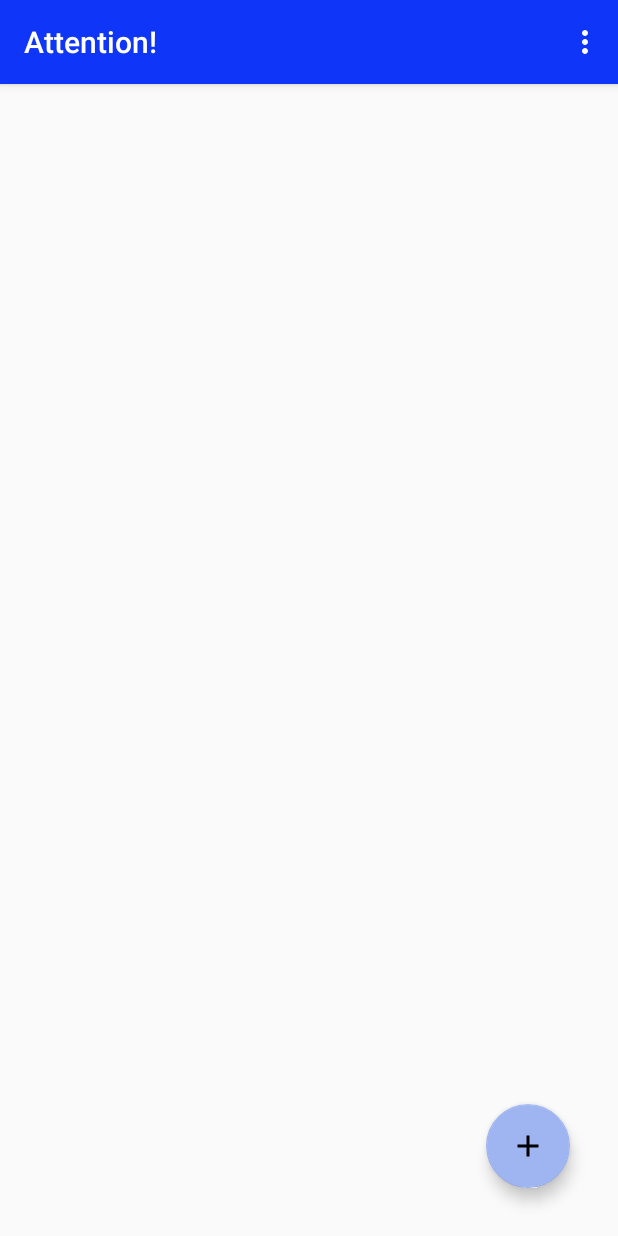
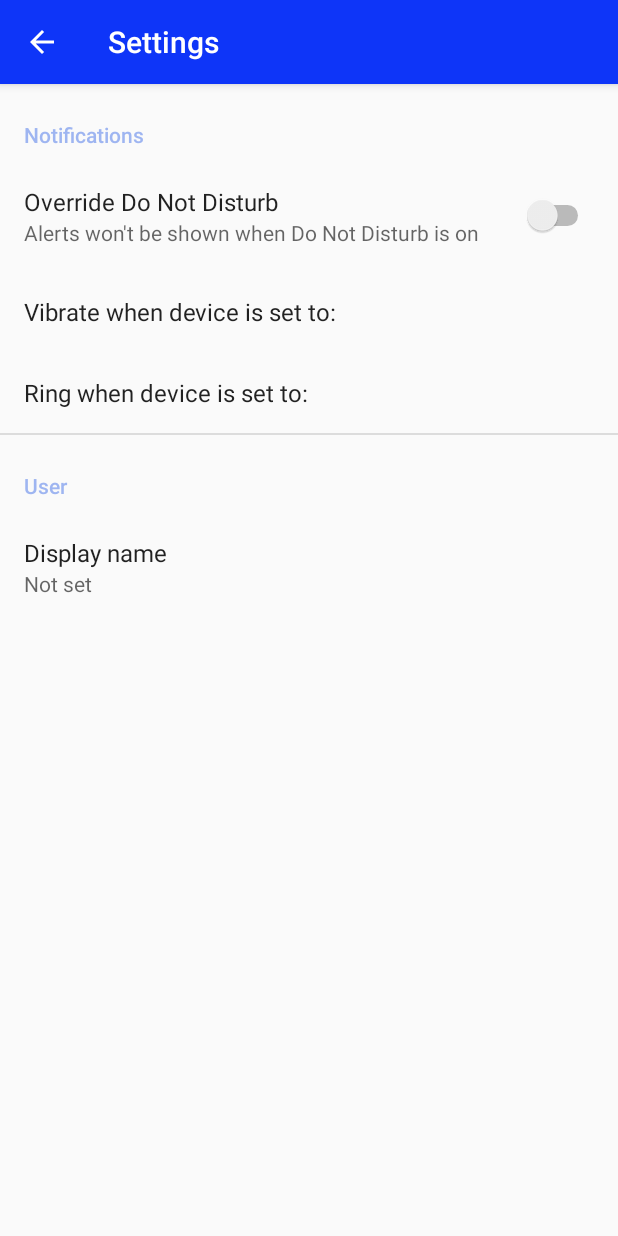
Before and after one commit to deweiner/attention, an Android app: the screen it shows after launch (MainActivity before the commit, SettingsActivity after it), in the options menu, after a tap on "Settings", on a phone screen of 412 x 824 dp. Run offline under Robolectric (Android 15) with nearby library versions, the phone set to English and light mode, and no system bars; our stand-ins replace androidx.preference.

Commit message:
Added a settings menu

```diff
--- a/app/build.gradle
+++ b/app/build.gradle
@@ -9,8 +9,8 @@ android {
         applicationId "com.aracroproducts.attention"
         minSdkVersion 29
         targetSdkVersion 30
-        versionCode 3
-        versionName "1.2 beta 1"
+        versionCode 4
+        versionName "1.3 beta 1"
 
         testInstrumentationRunner "androidx.test.runner.AndroidJUnitRunner"
     }
@@ -40,6 +40,7 @@ dependencies {
     implementation 'androidx.constraintlayout:constraintlayout:1.1.3'
     implementation 'androidx.navigation:navigation-fragment:2.3.0'
     implementation 'androidx.navigation:navigation-ui:2.3.0'
+    implementation 'androidx.preference:preference:1.1.1'
     testImplementation 'junit:junit:4.13'
     androidTestImplementation 'androidx.test.ext:junit:1.1.1'
     androidTestImplementation 'androidx.test.espresso:espresso-core:3.2.0'
--- a/app/src/main/java/com/aracroproducts/attention/AlertHandler.java
+++ b/app/src/main/java/com/aracroproducts/attention/AlertHandler.java
@@ -14,6 +14,7 @@ import android.util.Log;
 import androidx.annotation.NonNull;
 import androidx.core.app.NotificationCompat;
 import androidx.core.app.NotificationManagerCompat;
+import androidx.preference.PreferenceManager;
 
 import com.google.firebase.messaging.FirebaseMessagingService;
 import com.google.firebase.messaging.RemoteMessage;
@@ -68,8 +69,9 @@ public class AlertHandler extends FirebaseMessagingService {
         assert message != null;
         message = message.equals("null") ? getString(R.string.default_message, senderName) : getString(R.string.message_prefix, senderName, message);
 
+        SharedPreferences preferences = PreferenceManager.getDefaultSharedPreferences(this);
         NotificationManager manager = (NotificationManager) getSystemService(Context.NOTIFICATION_SERVICE);
-        if (!manager.areNotificationsEnabled() || (manager.getCurrentInterruptionFilter() != NotificationManager.INTERRUPTION_FILTER_ALL && manager.getCurrentInterruptionFilter() != NotificationManager.INTERRUPTION_FILTER_UNKNOWN)) {
+        if (!manager.areNotificationsEnabled() || (!preferences.getBoolean(getString(R.string.override_dnd_key), false) && (manager.getCurrentInterruptionFilter() != NotificationManager.INTERRUPTION_FILTER_ALL && manager.getCurrentInterruptionFilter() != NotificationManager.INTERRUPTION_FILTER_UNKNOWN))) {
             Log.d(TAG, "App is disabled from showing notifications or interruption filter is set to block notifications");
             showNotification(message, senderName, true);
             return;
--- /dev/null
+++ b/app/src/main/java/com/aracroproducts/attention/SettingsActivity.java
@@ -0,0 +1,36 @@
+package com.aracroproducts.attention;
+
+import android.content.SharedPreferences;
+import android.os.Bundle;
+
+import androidx.appcompat.app.ActionBar;
+import androidx.appcompat.app.AppCompatActivity;
+import androidx.preference.Preference;
+import androidx.preference.PreferenceFragmentCompat;
+import androidx.preference.PreferenceManager;
+
+public class SettingsActivity extends AppCompatActivity {
+
+
+
+    @Override
+    protected void onCreate(Bundle savedInstanceState) {
+        super.onCreate(savedInstanceState);
+        setContentView(R.layout.settings_activity);
+        getSupportFragmentManager()
+                .beginTransaction()
+                .replace(R.id.settings, new SettingsFragment())
+                .commit();
+        ActionBar actionBar = getSupportActionBar();
+        if (actionBar != null) {
+            actionBar.setDisplayHomeAsUpEnabled(true);
+        }
+    }
+
+    public static class SettingsFragment extends PreferenceFragmentCompat {
+        @Override
+        public void onCreatePreferences(Bundle savedInstanceState, String rootKey) {
+            setPreferencesFromResource(R.xml.root_preferences, rootKey);
+        }
+    }
+}
--- a/app/src/main/res/layout/item_layout.xml
+++ b/app/src/main/res/layout/item_layout.xml
@@ -33,7 +33,7 @@
 
         <Button
             android:id="@+id/rename_button"
-            style="@style/Widget.AppCompat.Button.Colored"
+            style="@style/Widget.AppCompat.Button"
             android:layout_width="0dp"
             android:layout_height="0dp"
             android:layout_marginTop="8dp"
@@ -49,6 +49,7 @@
 
         <Button
             android:id="@+id/delete_friend_button"
+            style="@style/Widget.AppCompat.Button.Colored"
             android:layout_width="wrap_content"
             android:layout_height="0dp"
             android:backgroundTint="@color/danger"
--- /dev/null
+++ b/app/src/main/res/layout/settings_activity.xml
@@ -0,0 +1,9 @@
+<LinearLayout xmlns:android="http://schemas.android.com/apk/res/android"
+    android:layout_width="match_parent"
+    android:layout_height="match_parent">
+
+    <FrameLayout
+        android:id="@+id/settings"
+        android:layout_width="match_parent"
+        android:layout_height="match_parent" />
+</LinearLayout>
--- /dev/null
+++ b/app/src/main/res/values/arrays.xml
@@ -0,0 +1,14 @@
+<resources>
+
+    <string-array name="notification_values">
+        <item>silent</item>
+        <item>vibrate</item>
+        <item>ring</item>
+    </string-array>
+
+    <string-array name="notification_entries">
+        <item>@string/silent</item>
+        <item>@string/vibrate</item>
+        <item>@string/ring</item>
+    </string-array>
+</resources>
--- a/app/src/main/res/values/strings.xml
+++ b/app/src/main/res/values/strings.xml
@@ -56,4 +56,28 @@
     <string name="log_sending_msg" translatable="false">Sending message to server</string>
 
     <string name="no_play_services">No Google Play Services were found on your device</string>
+    <string name="title_activity_settings">Settings</string>
+
+    <!-- Preference Titles -->
+    <string name="notifications_title">Notifications</string>
+    <string name="user_title">User</string>
+
+    <!-- Notification Preferences -->
+    <string name="override_dnd">Override Do Not Disturb</string>
+    <string name="override_summary_off">Alerts won\'t be shown when Do Not Disturb is on</string>
+    <string name="override_summary_on">Alerts will be shown even when Do Not Disturb is on</string>
+    <string name="vibrate_preference">Vibrate when device is set to:</string>
+    <string name="ring_preference">Ring when device is set to:</string>
+    <string name="silent">Silent</string>
+    <string name="vibrate">Vibrate</string>
+    <string name="ring">Ring</string>
+
+    <!-- User Preferences -->
+    <string name="display_name">Display name</string>
+
+    <!-- Preference Keys -->
+    <string name="name_key" translatable="false">com.aracroproducts.attention.key.preferred_name</string>
+    <string name="override_dnd_key" translatable="false">com.aracroproducts.attention.key.override_dnd</string>
+    <string name="ring_preference_key" translatable="false">com.aracroproducts.attention.key.ring</string>
+    <string name="vibrate_preference_key" translatable="false">com.aracroproducts.attention.key.vibrate</string>
 </resources>
--- /dev/null
+++ b/app/src/main/res/xml/root_preferences.xml
@@ -0,0 +1,42 @@
+<PreferenceScreen xmlns:android="http://schemas.android.com/apk/res/android"
+    xmlns:app="http://schemas.android.com/apk/res-auto"
+    android:iconSpaceReserved="false"
+    app:iconSpaceReserved="false">
+
+    <PreferenceCategory
+        app:iconSpaceReserved="false"
+        app:title="@string/notifications_title">
+        <SwitchPreference
+            android:defaultValue="false"
+            android:key="@string/override_dnd_key"
+            android:title="@string/override_dnd"
+            app:iconSpaceReserved="false"
+            app:summaryOff="@string/override_summary_off"
+            app:summaryOn="@string/override_summary_on" />
+        <MultiSelectListPreference
+            android:entries="@array/notification_entries"
+            android:entryValues="@array/notification_values"
+            android:key="@string/vibrate_preference_key"
+            android:title="@string/vibrate_preference"
+            app:iconSpaceReserved="false" />
+        <MultiSelectListPreference
+            android:entries="@array/notification_entries"
+            android:entryValues="@array/notification_values"
+            android:key="@string/ring_preference_key"
+            android:title="@string/ring_preference"
+            app:iconSpaceReserved="false" />
+    </PreferenceCategory>
+
+    <PreferenceCategory
+        app:iconSpaceReserved="false"
+        app:title="@string/user_title">
+        <EditTextPreference
+            android:key="@string/name_key"
+            android:selectAllOnFocus="true"
+            android:singleLine="true"
+            android:title="@string/display_name"
+            app:iconSpaceReserved="false"
+            app:useSimpleSummaryProvider="true" />
+    </PreferenceCategory>
+
+</PreferenceScreen>
```
Also changed, not shown: app/src/main/AndroidManifest.xml (+9 -7 lines), app/src/main/java/com/aracroproducts/attention/Add.java (+16 -42 lines), app/src/main/java/com/aracroproducts/attention/Alert.java (+55 -4 lines), app/src/main/java/com/aracroproducts/attention/FriendAdapter.java (+9 -18 lines), app/src/main/java/com/aracroproducts/attention/MainActivity.java (+35 -13 lines), 3 other files.
